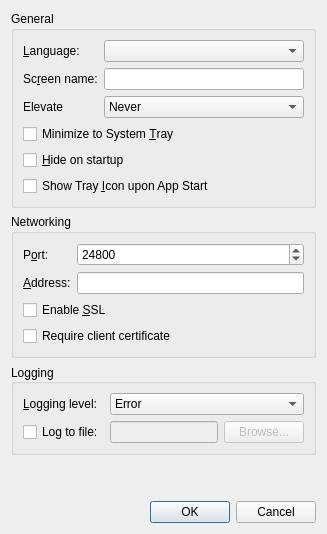
The window that src/gui/src/SettingsDialog.ui (Craft374/input-leap) describes before a commit, drawn with Qt 5.
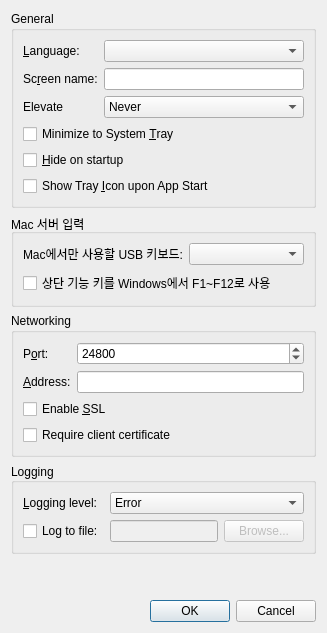
The same window after the commit.

Commit message: 맥 입력 설정 및 한글화

```diff
--- a/src/gui/src/SettingsDialog.ui
+++ b/src/gui/src/SettingsDialog.ui
@@ -136,6 +136,32 @@
      </layout>
     </widget>
    </item>
+   <item>
+    <widget class="QGroupBox" name="m_pGroupMacInput">
+     <property name="title">
+      <string>Mac 서버 입력</string>
+     </property>
+     <layout class="QFormLayout" name="macInputLayout">
+      <item row="0" column="0">
+       <widget class="QLabel" name="m_pLabelLocalInputDevice">
+        <property name="text">
+         <string>Mac에서만 사용할 USB 키보드:</string>
+        </property>
+       </widget>
+      </item>
+      <item row="0" column="1">
+       <widget class="QComboBox" name="m_pComboLocalInputDevice"/>
+      </item>
+      <item row="1" column="0" colspan="2">
+       <widget class="QCheckBox" name="m_pCheckBoxMacMapFunctionKeys">
+        <property name="text">
+         <string>상단 기능 키를 Windows에서 F1~F12로 사용</string>
+        </property>
+       </widget>
+      </item>
+     </layout>
+    </widget>
+   </item>
    <item>
     <widget class="QGroupBox" name="m_pGroupNetworking">
      <property name="title">
```
The commit also changes 22 other files.
